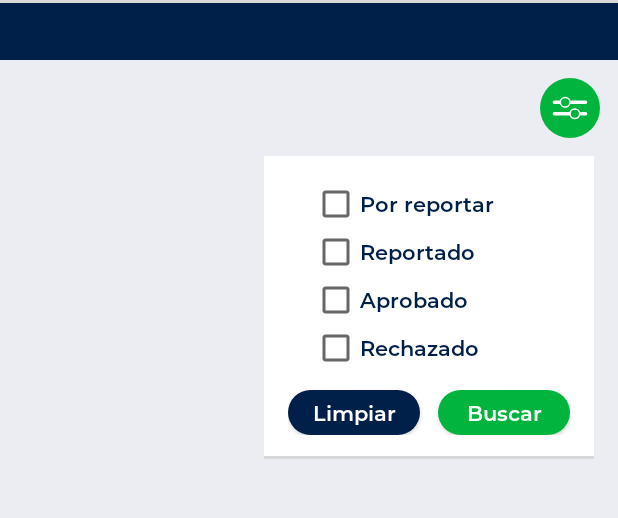
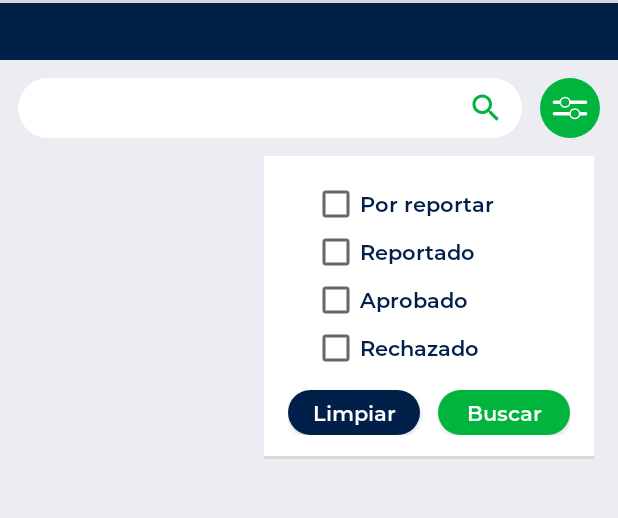
Before and after one commit to kurono7/checher2, an Android app: the TasksActivity screen opened directly, with no data from a screen before it, after a tap on an icon or button, on a phone screen of 412 x 824 dp, the part 93-611 px from its top. Run offline under Robolectric (Android 15) with nearby library versions, the phone set to English and light mode, and no system bars.

```diff
--- a/app/src/main/java/com/example/checker/control/TaskAdapter.java
+++ b/app/src/main/java/com/example/checker/control/TaskAdapter.java
@@ -16,6 +16,8 @@ import android.view.ViewGroup;
 import android.widget.BaseAdapter;
 import android.widget.ImageView;
 import android.widget.TextView;
+
+import androidx.core.content.ContextCompat;
 
 import com.example.checker.R;
 import com.example.checker.model.Task;
@@ -99,6 +101,7 @@ public class TaskAdapter extends BaseAdapter {
             status.setText(context.getString(R.string.not_approvedTxt));
             corner_colored.setImageResource(R.drawable.ic_vector_corner_rejected);
             message.setVisibility(View.VISIBLE);
+            status.setTextColor(ContextCompat.getColor(context,R.color.colorRejected));
         }
 
         return convertView;
--- /dev/null
+++ b/app/src/main/res/drawable/ic_vector_search_icon.xml
@@ -0,0 +1,9 @@
+<vector xmlns:android="http://schemas.android.com/apk/res/android"
+    android:width="24dp"
+    android:height="24dp"
+    android:viewportWidth="24"
+    android:viewportHeight="24">
+    <path
+        android:fillColor="@color/colorAccent"
+        android:pathData="M15.5,14h-0.79l-0.28,-0.27C15.41,12.59 16,11.11 16,9.5 16,5.91 13.09,3 9.5,3S3,5.91 3,9.5 5.91,16 9.5,16c1.61,0 3.09,-0.59 4.23,-1.57l0.27,0.28v0.79l5,4.99L20.49,19l-4.99,-5zM9.5,14C7.01,14 5,11.99 5,9.5S7.01,5 9.5,5 14,7.01 14,9.5 11.99,14 9.5,14z" />
+</vector>
--- a/app/src/main/res/layout/activity_tasks.xml
+++ b/app/src/main/res/layout/activity_tasks.xml
@@ -19,6 +19,31 @@
             android:layout_width="match_parent"
             android:layout_height="wrap_content"
             app:layout_constraintTop_toTopOf="parent" />
+
+        <EditText
+            android:id="@+id/searchBar"
+            style="@style/EdidTextNormal"
+            android:paddingStart="@dimen/fab_margin"
+            android:maxLength="30"
+            android:paddingEnd="@dimen/fab_margin"
+            android:layout_width="0dp"
+            android:layout_height="0dp"
+            android:layout_marginStart="@dimen/normal_margin"
+            android:layout_marginEnd="@dimen/normal_margin"
+            app:layout_constraintBottom_toBottomOf="@id/button_filter"
+            app:layout_constraintEnd_toStartOf="@id/button_filter"
+            app:layout_constraintStart_toStartOf="parent"
+            app:layout_constraintTop_toTopOf="@id/button_filter" />
+
+        <ImageView
+            android:id="@+id/searchBtn"
+            android:layout_width="wrap_content"
+            android:layout_height="wrap_content"
+            android:layout_marginEnd="@dimen/normal_margin"
+            android:src="@drawable/ic_vector_search_icon"
+            app:layout_constraintBottom_toBottomOf="@id/searchBar"
+            app:layout_constraintEnd_toEndOf="@id/searchBar"
+            app:layout_constraintTop_toTopOf="@id/searchBar" />
 
         <ImageView
             android:id="@+id/button_filter"
```
Also changed, not shown: app/src/main/java/com/example/checker/control/TasksActivity.java (+52 -2 lines).
